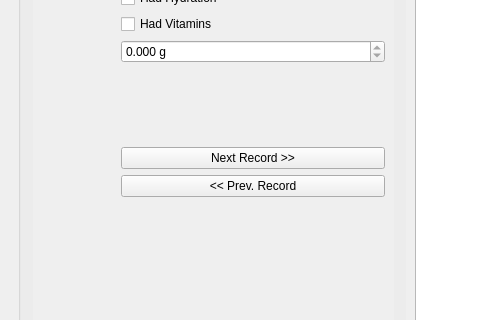
Qt form src/gui/herpapp.ui (GekkoFyre/HerpLog) before a commit; both pictures show x 0 to 493 and y 390 to 710 of the 800 by 800 pixel window.
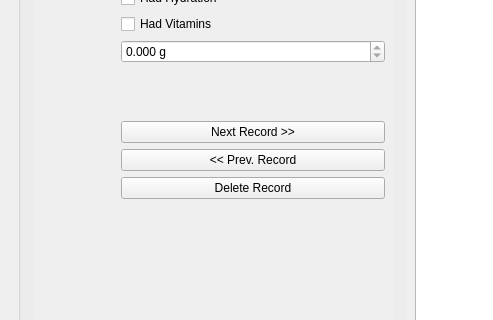
The same form after that commit. The open tabs and pages were chosen to show the change.

```diff
--- a/src/gui/herpapp.ui
+++ b/src/gui/herpapp.ui
@@ -858,32 +858,26 @@
                        </spacer>
                       </item>
                       <item row="16" column="1">
-                       <spacer name="horizontalSpacer_13">
-                        <property name="orientation">
-                         <enum>Qt::Horizontal</enum>
-                        </property>
-                        <property name="sizeHint" stdset="0">
-                         <size>
-                          <width>40</width>
-                          <height>20</height>
-                         </size>
-                        </property>
-                       </spacer>
-                      </item>
-                      <item row="17" column="1">
                        <widget class="QPushButton" name="pushButton_archive_next">
                         <property name="text">
                          <string>Next Record &gt;&gt;</string>
                         </property>
                        </widget>
                       </item>
-                      <item row="18" column="1">
+                      <item row="17" column="1">
                        <widget class="QPushButton" name="pushButton_archive_prev">
                         <property name="text">
                          <string>&lt;&lt; Prev. Record</string>
                         </property>
                        </widget>
                       </item>
+                      <item row="18" column="1">
+                       <widget class="QPushButton" name="pushButton_archive_delete">
+                        <property name="text">
+                         <string>Delete Record</string>
+                        </property>
+                       </widget>
+                      </item>
                      </layout>
                     </widget>
                    </widget>
```
Left out of the diff: 63 changed lines with no effect on the pictures.
